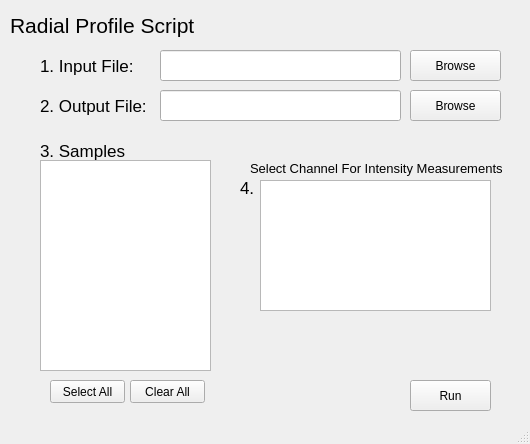
Above: radialUI.ui from HarrisonWismer/RadialProfile before the change. Below: the same form after it.
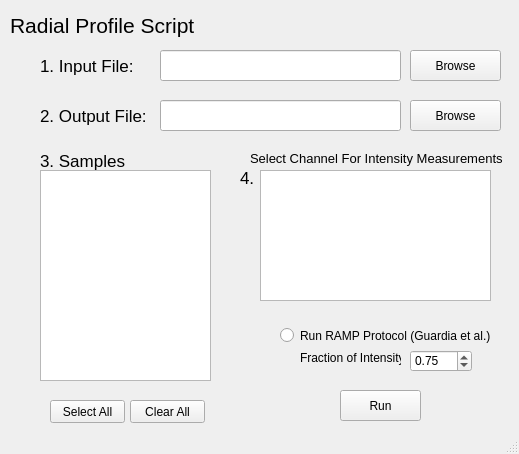
That is the form after the change.

Commit message: Adding GUI Analysis Elements

What changed in the file:
```diff
--- a/radialUI.ui
+++ b/radialUI.ui
@@ -6,8 +6,8 @@
    <rect>
     <x>0</x>
     <y>0</y>
-    <width>530</width>
-    <height>444</height>
+    <width>519</width>
+    <height>454</height>
    </rect>
   </property>
   <property name="windowTitle">
@@ -30,8 +30,8 @@
    <widget class="QPushButton" name="runButton">
     <property name="geometry">
      <rect>
-      <x>410</x>
-      <y>380</y>
+      <x>340</x>
+      <y>390</y>
       <width>81</width>
       <height>31</height>
      </rect>
@@ -44,7 +44,7 @@
     <property name="geometry">
      <rect>
       <x>40</x>
-      <y>160</y>
+      <y>170</y>
       <width>171</width>
       <height>211</height>
      </rect>
@@ -57,7 +57,7 @@
     <property name="geometry">
      <rect>
       <x>250</x>
-      <y>160</y>
+      <y>150</y>
       <width>261</width>
       <height>16</height>
      </rect>
@@ -85,7 +85,7 @@
     <property name="geometry">
      <rect>
       <x>410</x>
-      <y>90</y>
+      <y>100</y>
       <width>91</width>
       <height>31</height>
      </rect>
@@ -98,7 +98,7 @@
     <property name="geometry">
      <rect>
       <x>160</x>
-      <y>90</y>
+      <y>100</y>
       <width>241</width>
       <height>31</height>
      </rect>
@@ -108,7 +108,7 @@
     <property name="geometry">
      <rect>
       <x>50</x>
-      <y>380</y>
+      <y>400</y>
       <width>75</width>
       <height>23</height>
      </rect>
@@ -121,7 +121,7 @@
     <property name="geometry">
      <rect>
       <x>130</x>
-      <y>380</y>
+      <y>400</y>
       <width>75</width>
       <height>23</height>
      </rect>
@@ -134,7 +134,7 @@
     <property name="geometry">
      <rect>
       <x>260</x>
-      <y>180</y>
+      <y>170</y>
       <width>231</width>
       <height>131</height>
      </rect>
@@ -170,7 +170,7 @@
     <property name="geometry">
      <rect>
       <x>40</x>
-      <y>90</y>
+      <y>100</y>
       <width>111</width>
       <height>31</height>
      </rect>
@@ -188,7 +188,7 @@
     <property name="geometry">
      <rect>
       <x>40</x>
-      <y>140</y>
+      <y>150</y>
       <width>111</width>
       <height>21</height>
      </rect>
@@ -206,7 +206,7 @@
     <property name="geometry">
      <rect>
       <x>240</x>
-      <y>180</y>
+      <y>170</y>
       <width>31</width>
       <height>16</height>
      </rect>
@@ -238,6 +238,67 @@
      <string>Radial Profile Script</string>
     </property>
    </widget>
+   <widget class="QRadioButton" name="analysisButton">
+    <property name="geometry">
+     <rect>
+      <x>280</x>
+      <y>320</y>
+      <width>211</width>
+      <height>31</height>
+     </rect>
+    </property>
+    <property name="text">
+     <string>Run RAMP Protocol (Guardia et al.)</string>
+    </property>
+    <property name="checked">
+     <bool>false</bool>
+    </property>
+   </widget>
+   <widget class="QLabel" name="label_6">
+    <property name="geometry">
+     <rect>
+      <x>270</x>
+      <y>380</y>
+      <width>47</width>
+      <height>13</height>
+     </rect>
+    </property>
+    <property name="text">
+     <string/>
+    </property>
+   </widget>
+   <widget class="QLabel" name="fractionIntensityLabel">
+    <property name="geometry">
+     <rect>
+      <x>300</x>
+      <y>350</y>
+      <width>101</width>
+      <height>16</height>
+     </rect>
+    </property>
+    <property name="text">
+     <string>Fraction of Intensity:</string>
+    </property>
+   </widget>
+   <widget class="QDoubleSpinBox" name="fractionIntensity">
+    <property name="geometry">
+     <rect>
+      <x>410</x>
+      <y>350</y>
+      <width>62</width>
+      <height>22</height>
+     </rect>
+    </property>
+    <property name="maximum">
+     <double>1.000000000000000</double>
+    </property>
+    <property name="singleStep">
+     <double>0.010000000000000</double>
+    </property>
+    <property name="value">
+     <double>0.750000000000000</double>
+    </property>
+   </widget>
   </widget>
   <widget class="QStatusBar" name="statusbar"/>
  </widget>
```
The commit also changes 1 other file.
